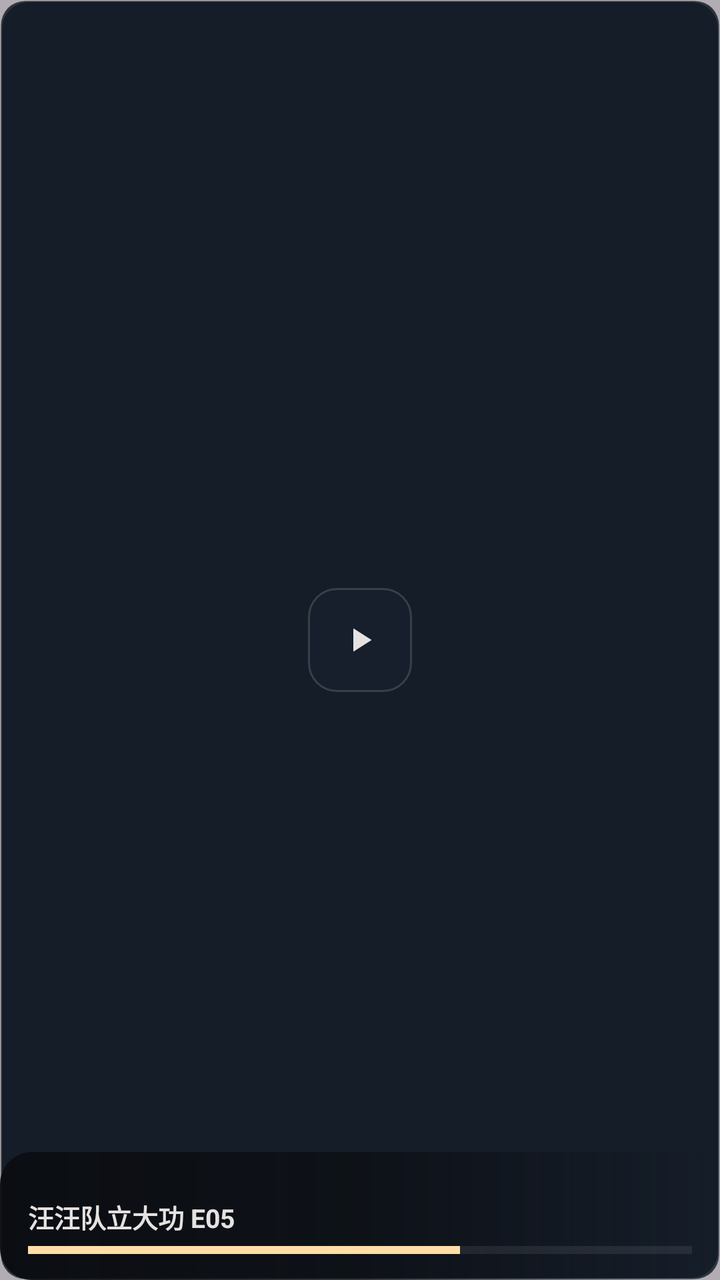
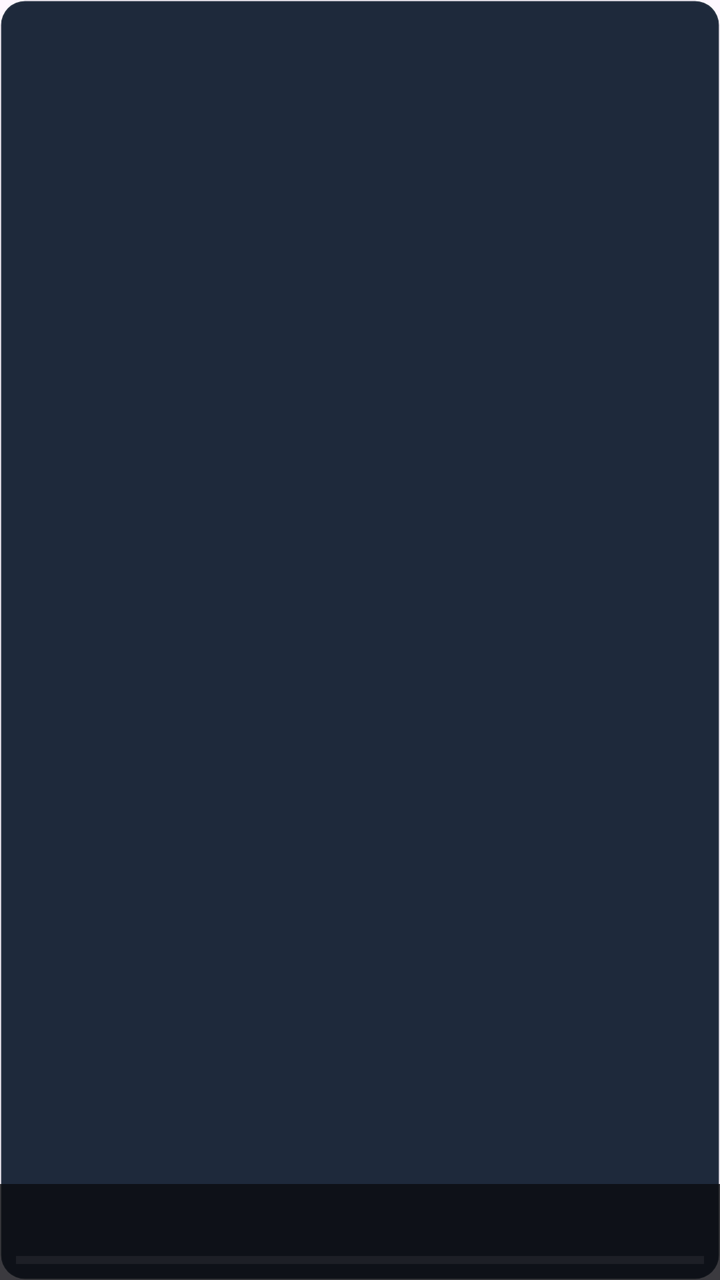

Before-and-after screenshots of an Android layout around one commit, followed by the original layout XML and the change that was made.
<!-- AndroidManifest.xml: another module's application theme Theme.YuanBaoTv -->
<!-- res/layout/item_continue_watching.xml -->
<?xml version="1.0" encoding="utf-8"?>
<androidx.constraintlayout.widget.ConstraintLayout xmlns:android="http://schemas.android.com/apk/res/android"
    xmlns:app="http://schemas.android.com/apk/res-auto"
    xmlns:tools="http://schemas.android.com/tools"
    android:id="@+id/card_container"
    android:layout_width="280dp"
    android:layout_height="158dp"
    android:layout_marginEnd="20dp"
    android:background="@drawable/bg_tv_focus_ring"
    android:clipToPadding="false"
    android:focusable="true"
    android:focusableInTouchMode="true">

    
    <ImageView
        android:id="@+id/iv_thumbnail"
        android:layout_width="0dp"
        android:layout_height="0dp"
        android:scaleType="centerCrop"
        android:src="@drawable/bg_glass_card"
        app:layout_constraintBottom_toBottomOf="parent"
        app:layout_constraintEnd_toEndOf="parent"
        app:layout_constraintStart_toStartOf="parent"
        app:layout_constraintTop_toTopOf="parent" />

    
    <View
        android:layout_width="0dp"
        android:layout_height="0dp"
        android:background="#4D000000"
        app:layout_constraintBottom_toBottomOf="parent"
        app:layout_constraintEnd_toEndOf="parent"
        app:layout_constraintStart_toStartOf="parent"
        app:layout_constraintTop_toTopOf="parent" />

    
    <FrameLayout
        android:id="@+id/fl_center_play_btn"
        android:layout_width="52dp"
        android:layout_height="52dp"
        android:background="@drawable/bg_glass_card"
        app:layout_constraintBottom_toBottomOf="parent"
        app:layout_constraintEnd_toEndOf="parent"
        app:layout_constraintStart_toStartOf="parent"
        app:layout_constraintTop_toTopOf="parent">

        <ImageView
            android:layout_width="20dp"
            android:layout_height="20dp"
            android:layout_gravity="center"
            android:src="@drawable/ic_tv_play"
            app:tint="@color/tv_text_primary" />
    </FrameLayout>

    
    <View
        android:layout_width="0dp"
        android:layout_height="64dp"
        android:background="@drawable/bg_hero_gradient"
        app:layout_constraintBottom_toBottomOf="parent"
        app:layout_constraintEnd_toEndOf="parent"
        app:layout_constraintStart_toStartOf="parent" />

    
    <TextView
        android:id="@+id/tv_title"
        android:layout_width="0dp"
        android:layout_height="wrap_content"
        android:layout_marginStart="14dp"
        android:layout_marginEnd="14dp"
        android:layout_marginBottom="4dp"
        android:ellipsize="end"
        android:maxLines="1"
        android:text="汪汪队立大功 E05"
        android:textColor="@color/tv_text_primary"
        android:textSize="13sp"
        android:textStyle="bold"
        app:layout_constraintBottom_toTopOf="@id/pb_progress"
        app:layout_constraintEnd_toEndOf="parent"
        app:layout_constraintStart_toStartOf="parent" />

    
    <ProgressBar
        android:id="@+id/pb_progress"
        style="?android:attr/progressBarStyleHorizontal"
        android:layout_width="0dp"
        android:layout_height="6dp"
        android:layout_marginStart="14dp"
        android:layout_marginEnd="14dp"
        android:layout_marginBottom="12dp"
        android:max="100"
        android:progress="65"
        android:progressBackgroundTint="#4DFFFFFF"
        android:progressTint="@color/tv_accent_gold"
        app:layout_constraintBottom_toBottomOf="parent"
        app:layout_constraintEnd_toEndOf="parent"
        app:layout_constraintStart_toStartOf="parent" />

</androidx.constraintlayout.widget.ConstraintLayout>
<!-- resources referenced by this layout -->
<resources>
  <color name="tv_accent_gold">#FFDEA6</color>
  <color name="tv_text_primary">#E5E2E1</color>
  <!-- drawable bg_glass_card (drawable) -->
  <?xml version="1.0" encoding="utf-8"?>
  <shape xmlns:android="http://schemas.android.com/apk/res/android"
      android:shape="rectangle">
      <solid android:color="@color/tv_bg_glass" />
      <stroke android:width="1dp" android:color="#26FFFFFF" />
      <corners android:radius="14dp" />
  </shape>
  <!-- drawable bg_hero_gradient (drawable) -->
  <?xml version="1.0" encoding="utf-8"?>
  <shape xmlns:android="http://schemas.android.com/apk/res/android"
      android:shape="rectangle">
      <gradient
          android:angle="0"
          android:startColor="#F00A0C10"
          android:centerColor="#B30A0C10"
          android:endColor="#000A0C10"
          android:type="linear" />
      <corners android:radius="16dp" />
  </shape>
  <!-- drawable bg_tv_focus_ring (drawable) -->
  <?xml version="1.0" encoding="utf-8"?>
  <selector xmlns:android="http://schemas.android.com/apk/res/android">
      <item android:state_focused="true">
          <shape android:shape="rectangle">
              <solid android:color="#263B82F6" />
              <stroke android:width="3dp" android:color="@color/tv_focus_ring" />
              <corners android:radius="12dp" />
          </shape>
      </item>
      <item>
          <shape android:shape="rectangle">
              <solid android:color="@color/tv_bg_card" />
              <stroke android:width="1dp" android:color="#1AFFFFFF" />
              <corners android:radius="12dp" />
          </shape>
      </item>
  </selector>
  <!-- drawable ic_tv_play (drawable) -->
  <vector xmlns:android="http://schemas.android.com/apk/res/android"
      android:width="24dp"
      android:height="24dp"
      android:viewportWidth="24"
      android:viewportHeight="24">
      <path
          android:fillColor="@color/tv_text_primary"
          android:pathData="M8,5v14l11,-7z" />
  </vector>
  <style name="Theme.YuanBaoTv" parent="Theme.Material3.DayNight.NoActionBar">
          <item name="colorPrimary">@color/primary</item>
          <item name="colorOnPrimary">@color/on_primary</item>
          <item name="android:statusBarColor">@android:color/transparent</item>
          <item name="android:navigationBarColor">@android:color/transparent</item>
          <item name="android:windowLightStatusBar">true</item>
          <item name="android:windowLightNavigationBar">true</item>
          <item name="android:enforceNavigationBarContrast">false</item>
      </style>
  <color name="tv_bg_glass">#331E293B</color>
  <color name="tv_focus_ring">#84F5E8</color>
  <color name="tv_bg_card">#1E293B</color>
  <color name="primary">#1B5E20</color>
  <color name="on_primary">#FFFFFF</color>
</resources>

<!-- the commit's change to res/layout/item_continue_watching.xml (unified diff, before → after) -->
@@ -1,99 +1,15 @@
 <?xml version="1.0" encoding="utf-8"?>
 <androidx.constraintlayout.widget.ConstraintLayout xmlns:android="http://schemas.android.com/apk/res/android"
     xmlns:app="http://schemas.android.com/apk/res-auto"
-    xmlns:tools="http://schemas.android.com/tools"
     android:id="@+id/card_container"
-    android:layout_width="280dp"
-    android:layout_height="158dp"
-    android:layout_marginEnd="20dp"
+    android:layout_width="190dp"
+    android:layout_height="108dp"
+    android:layout_marginEnd="10dp"
     android:background="@drawable/bg_tv_focus_ring"
-    android:clipToPadding="false"
     android:focusable="true"
     android:focusableInTouchMode="true">
-
-    
-    <ImageView
-        android:id="@+id/iv_thumbnail"
-        android:layout_width="0dp"
-        android:layout_height="0dp"
-        android:scaleType="centerCrop"
-        android:src="@drawable/bg_glass_card"
-        app:layout_constraintBottom_toBottomOf="parent"
-        app:layout_constraintEnd_toEndOf="parent"
-        app:layout_constraintStart_toStartOf="parent"
-        app:layout_constraintTop_toTopOf="parent" />
-
-    
-    <View
-        android:layout_width="0dp"
-        android:layout_height="0dp"
-        android:background="#4D000000"
-        app:layout_constraintBottom_toBottomOf="parent"
-        app:layout_constraintEnd_toEndOf="parent"
-        app:layout_constraintStart_toStartOf="parent"
-        app:layout_constraintTop_toTopOf="parent" />
-
-    
-    <FrameLayout
-        android:id="@+id/fl_center_play_btn"
-        android:layout_width="52dp"
-        android:layout_height="52dp"
-        android:background="@drawable/bg_glass_card"
-        app:layout_constraintBottom_toBottomOf="parent"
-        app:layout_constraintEnd_toEndOf="parent"
-        app:layout_constraintStart_toStartOf="parent"
-        app:layout_constraintTop_toTopOf="parent">
-
-        <ImageView
-            android:layout_width="20dp"
-            android:layout_height="20dp"
-            android:layout_gravity="center"
-            android:src="@drawable/ic_tv_play"
-            app:tint="@color/tv_text_primary" />
-    </FrameLayout>
-
-    
-    <View
-        android:layout_width="0dp"
-        android:layout_height="64dp"
-        android:background="@drawable/bg_hero_gradient"
-        app:layout_constraintBottom_toBottomOf="parent"
-        app:layout_constraintEnd_toEndOf="parent"
-        app:layout_constraintStart_toStartOf="parent" />
-
-    
-    <TextView
-        android:id="@+id/tv_title"
-        android:layout_width="0dp"
-        android:layout_height="wrap_content"
-        android:layout_marginStart="14dp"
-        android:layout_marginEnd="14dp"
-        android:layout_marginBottom="4dp"
-        android:ellipsize="end"
-        android:maxLines="1"
-        android:text="汪汪队立大功 E05"
-        android:textColor="@color/tv_text_primary"
-        android:textSize="13sp"
-        android:textStyle="bold"
-        app:layout_constraintBottom_toTopOf="@id/pb_progress"
-        app:layout_constraintEnd_toEndOf="parent"
-        app:layout_constraintStart_toStartOf="parent" />
-
-    
-    <ProgressBar
-        android:id="@+id/pb_progress"
-        style="?android:attr/progressBarStyleHorizontal"
-        android:layout_width="0dp"
-        android:layout_height="6dp"
-        android:layout_marginStart="14dp"
-        android:layout_marginEnd="14dp"
-        android:layout_marginBottom="12dp"
-        android:max="100"
-        android:progress="65"
-        android:progressBackgroundTint="#4DFFFFFF"
-        android:progressTint="@color/tv_accent_gold"
-        app:layout_constraintBottom_toBottomOf="parent"
-        app:layout_constraintEnd_toEndOf="parent"
-        app:layout_constraintStart_toStartOf="parent" />
-
+    <ImageView android:id="@+id/iv_backdrop" android:layout_width="0dp" android:layout_height="0dp" android:scaleType="centerCrop" app:layout_constraintBottom_toBottomOf="parent" app:layout_constraintEnd_toEndOf="parent" app:layout_constraintStart_toStartOf="parent" app:layout_constraintTop_toTopOf="parent" />
+    <View android:layout_width="0dp" android:layout_height="48dp" android:background="#CC0A0C10" app:layout_constraintBottom_toBottomOf="parent" app:layout_constraintEnd_toEndOf="parent" app:layout_constraintStart_toStartOf="parent" />
+    <TextView android:id="@+id/tv_title" android:layout_width="0dp" android:layout_height="wrap_content" android:layout_marginStart="8dp" android:layout_marginEnd="8dp" android:ellipsize="end" android:maxLines="1" android:textColor="@color/tv_text_primary" android:textSize="11sp" android:textStyle="bold" app:layout_constraintBottom_toTopOf="@id/pb_progress" app:layout_constraintEnd_toEndOf="parent" app:layout_constraintStart_toStartOf="parent" />
+    <ProgressBar android:id="@+id/pb_progress" style="?android:attr/progressBarStyleHorizontal" android:layout_width="0dp" android:layout_height="4dp" android:layout_marginStart="8dp" android:layout_marginEnd="8dp" android:layout_marginBottom="8dp" android:max="100" android:progressTint="@color/tv_accent_cyan" app:layout_constraintBottom_toBottomOf="parent" app:layout_constraintEnd_toEndOf="parent" app:layout_constraintStart_toStartOf="parent" />
 </androidx.constraintlayout.widget.ConstraintLayout>
<!-- resource entries referenced after the edit -->
@@ -1,27 +1,7 @@
 <!-- resources referenced by this layout -->
 <resources>
-  <color name="tv_accent_gold">#FFDEA6</color>
+  <color name="tv_accent_cyan">#84F5E8</color>
   <color name="tv_text_primary">#E5E2E1</color>
-  <!-- drawable bg_glass_card (drawable) -->
-  <?xml version="1.0" encoding="utf-8"?>
-  <shape xmlns:android="http://schemas.android.com/apk/res/android"
-      android:shape="rectangle">
-      <solid android:color="@color/tv_bg_glass" />
-      <stroke android:width="1dp" android:color="#26FFFFFF" />
-      <corners android:radius="14dp" />
-  </shape>
-  <!-- drawable bg_hero_gradient (drawable) -->
-  <?xml version="1.0" encoding="utf-8"?>
-  <shape xmlns:android="http://schemas.android.com/apk/res/android"
-      android:shape="rectangle">
-      <gradient
-          android:angle="0"
-          android:startColor="#F00A0C10"
-          android:centerColor="#B30A0C10"
-          android:endColor="#000A0C10"
-          android:type="linear" />
-      <corners android:radius="16dp" />
-  </shape>
   <!-- drawable bg_tv_focus_ring (drawable) -->
   <?xml version="1.0" encoding="utf-8"?>
   <selector xmlns:android="http://schemas.android.com/apk/res/android">
@@ -40,16 +20,6 @@
           </shape>
       </item>
   </selector>
-  <!-- drawable ic_tv_play (drawable) -->
-  <vector xmlns:android="http://schemas.android.com/apk/res/android"
-      android:width="24dp"
-      android:height="24dp"
-      android:viewportWidth="24"
-      android:viewportHeight="24">
-      <path
-          android:fillColor="@color/tv_text_primary"
-          android:pathData="M8,5v14l11,-7z" />
-  </vector>
   <style name="Theme.YuanBaoTv" parent="Theme.Material3.DayNight.NoActionBar">
           <item name="colorPrimary">@color/primary</item>
           <item name="colorOnPrimary">@color/on_primary</item>
@@ -59,7 +29,6 @@
           <item name="android:windowLightNavigationBar">true</item>
           <item name="android:enforceNavigationBarContrast">false</item>
       </style>
-  <color name="tv_bg_glass">#331E293B</color>
   <color name="tv_focus_ring">#84F5E8</color>
   <color name="tv_bg_card">#1E293B</color>
   <color name="primary">#1B5E20</color>
